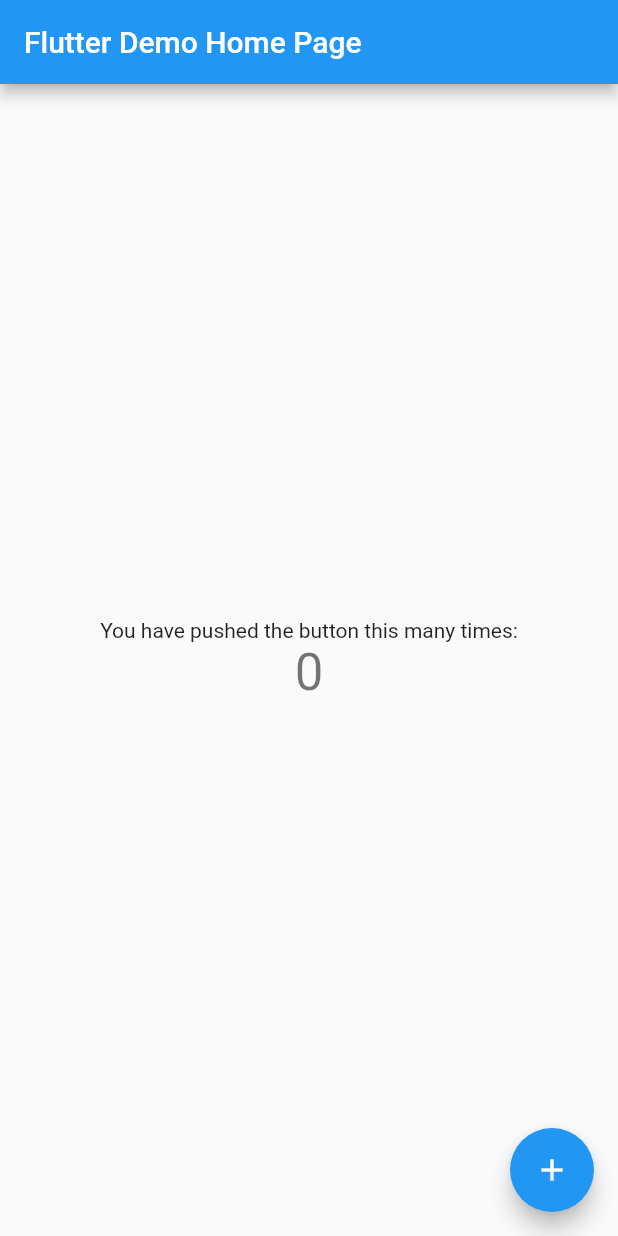
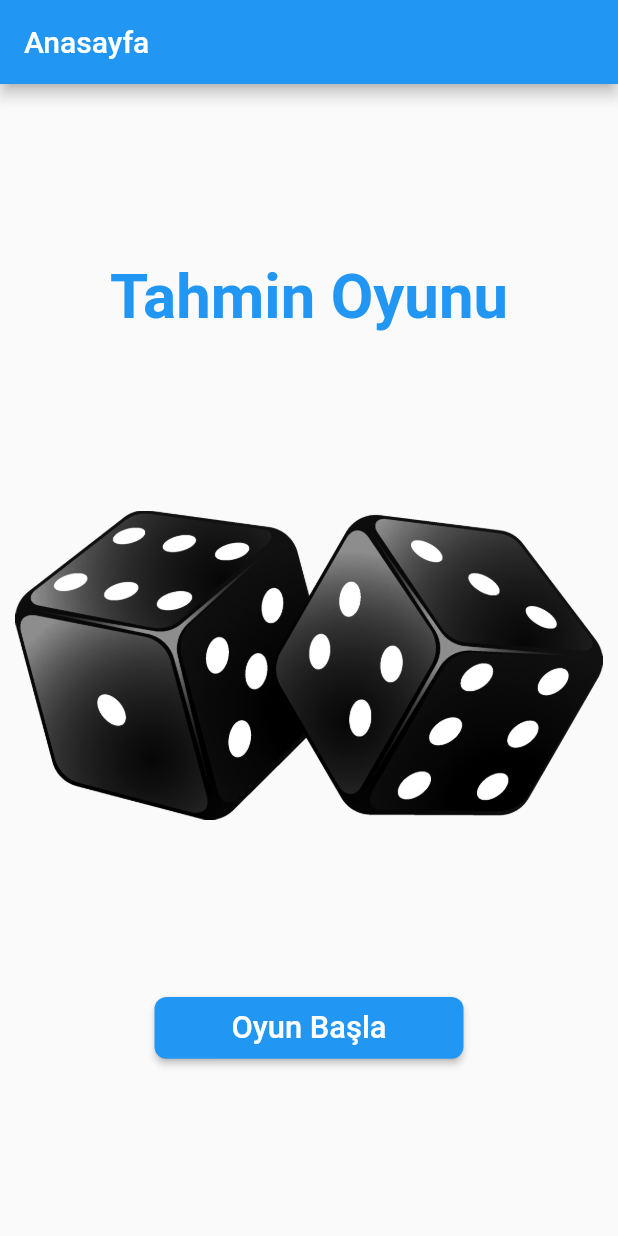
Before and after one commit to burakJs/Flutter-Guess-Number, a Flutter app: the screen it shows after launch, on a phone screen of 412 x 824 dp. Run offline on Flutter 3.47's test engine with Material 2 defaults, Android fonts, the phone set to English and light mode, and no system bars.

Commit message:
Designed App

```diff
--- a/lib/main.dart
+++ b/lib/main.dart
@@ -1,117 +1,75 @@
 import 'package:flutter/material.dart';
+import 'package:flutter_guess_number/tahminEkrani.dart';
 
 void main() {
   runApp(MyApp());
 }
 
 class MyApp extends StatelessWidget {
-  // This widget is the root of your application.
   @override
   Widget build(BuildContext context) {
     return MaterialApp(
       title: 'Flutter Demo',
+      debugShowCheckedModeBanner: false,
       theme: ThemeData(
-        // This is the theme of your application.
-        //
-        // Try running your application with "flutter run". You'll see the
-        // application has a blue toolbar. Then, without quitting the app, try
-        // changing the primarySwatch below to Colors.green and then invoke
-        // "hot reload" (press "r" in the console where you ran "flutter run",
-        // or simply save your changes to "hot reload" in a Flutter IDE).
-        // Notice that the counter didn't reset back to zero; the application
-        // is not restarted.
         primarySwatch: Colors.blue,
-        // This makes the visual density adapt to the platform that you run
-        // the app on. For desktop platforms, the controls will be smaller and
-        // closer together (more dense) than on mobile platforms.
         visualDensity: VisualDensity.adaptivePlatformDensity,
       ),
-      home: MyHomePage(title: 'Flutter Demo Home Page'),
+      home: Anasayfa(),
     );
   }
 }
 
-class MyHomePage extends StatefulWidget {
-  MyHomePage({Key key, this.title}) : super(key: key);
-
-  // This widget is the home page of your application. It is stateful, meaning
-  // that it has a State object (defined below) that contains fields that affect
-  // how it looks.
-
-  // This class is the configuration for the state. It holds the values (in this
-  // case the title) provided by the parent (in this case the App widget) and
-  // used by the build method of the State. Fields in a Widget subclass are
-  // always marked "final".
-
-  final String title;
-
+class Anasayfa extends StatefulWidget {
   @override
-  _MyHomePageState createState() => _MyHomePageState();
+  _AnasayfaState createState() => _AnasayfaState();
 }
 
-class _MyHomePageState extends State<MyHomePage> {
-  int _counter = 0;
-
-  void _incrementCounter() {
-    setState(() {
-      // This call to setState tells the Flutter framework that something has
-      // changed in this State, which causes it to rerun the build method below
-      // so that the display can reflect the updated values. If we changed
-      // _counter without calling setState(), then the build method would not be
-      // called again, and so nothing would appear to happen.
-      _counter++;
-    });
-  }
-
+class _AnasayfaState extends State<Anasayfa> {
   @override
   Widget build(BuildContext context) {
-    // This method is rerun every time setState is called, for instance as done
-    // by the _incrementCounter method above.
-    //
-    // The Flutter framework has been optimized to make rerunning build methods
-    // fast, so that you can just rebuild anything that needs updating rather
-    // than having to individually change instances of widgets.
+    var ekranBilgisi = MediaQuery.of(context).size;
+    var ekranYUkseklik = ekranBilgisi.height;
+    var ekranGenislik = ekranBilgisi.width;
+
     return Scaffold(
       appBar: AppBar(
-        // Here we take the value from the MyHomePage object that was created by
-        // the App.build method, and use it to set our appbar title.
-        title: Text(widget.title),
+        title: Text("Anasayfa"),
       ),
       body: Center(
-        // Center is a layout widget. It takes a single child and positions it
-        // in the middle of the parent.
         child: Column(
-          // Column is also a layout widget. It takes a list of children and
-          // arranges them vertically. By default, it sizes itself to fit its
-          // children horizontally, and tries to be as tall as its parent.
-          //
-          // Invoke "debug painting" (press "p" in the console, choose the
-          // "Toggle Debug Paint" action from the Flutter Inspector in Android
-          // Studio, or the "Toggle Debug Paint" command in Visual Studio Code)
-          // to see the wireframe for each widget.
-          //
-          // Column has various properties to control how it sizes itself and
-          // how it positions its children. Here we use mainAxisAlignment to
-          // center the children vertically; the main axis here is the vertical
-          // axis because Columns are vertical (the cross axis would be
-          // horizontal).
-          mainAxisAlignment: MainAxisAlignment.center,
-          children: <Widget>[
+          mainAxisAlignment: MainAxisAlignment.spaceEvenly,
+          children: [
             Text(
-              'You have pushed the button this many times:',
+              "Tahmin Oyunu",
+              style:
+                  TextStyle(
+                      color: Colors.blue,
+                      fontSize: ekranYUkseklik / 20,
+                      fontWeight: FontWeight.bold,
+                  ),
             ),
-            Text(
-              '$_counter',
-              style: Theme.of(context).textTheme.headline4,
+            SizedBox(height:ekranYUkseklik/ 4 ,child: Image.asset("resimler/dice.png")),
+            SizedBox(
+              width: ekranGenislik / 2,
+              height: ekranYUkseklik / 20,
+              child: RaisedButton(
+                color: Colors.blue,
+                textColor: Colors.white,
+                shape: RoundedRectangleBorder(
+                    borderRadius: BorderRadius.all(Radius.circular(8))),
+                child: Text(
+                  "Oyun Başla",
+                  style: TextStyle(fontSize: ekranYUkseklik / 40),
+                ),
+                onPressed: () {
+                  Navigator.push(context, MaterialPageRoute(builder: (context) => TahminEkrani()));
+                },
+              ),
             ),
           ],
         ),
       ),
-      floatingActionButton: FloatingActionButton(
-        onPressed: _incrementCounter,
-        tooltip: 'Increment',
-        child: Icon(Icons.add),
-      ), // This trailing comma makes auto-formatting nicer for build methods.
     );
   }
 }
--- a/pubspec.yaml
+++ b/pubspec.yaml
@@ -45,8 +45,10 @@
   uses-material-design: true
 
   # To add assets to your application, add an assets section, like this:
-  # assets:
-  #   - images/a_dot_burr.jpeg
+  assets:
+    - resimler/dice.png
+    - resimler/happy.png
+    - resimler/sad.png
   #   - images/a_dot_ham.jpeg
 
   # An image asset can refer to one or more resolution-specific "variants", see
```
Also changed, not shown: lib/sonucEkrani.dart (added, +56 -0 lines), lib/tahminEkrani.dart (added, +88 -0 lines), resimler/dice.png (added), resimler/happy.png (added), resimler/sad.png (added), 1 other file.
